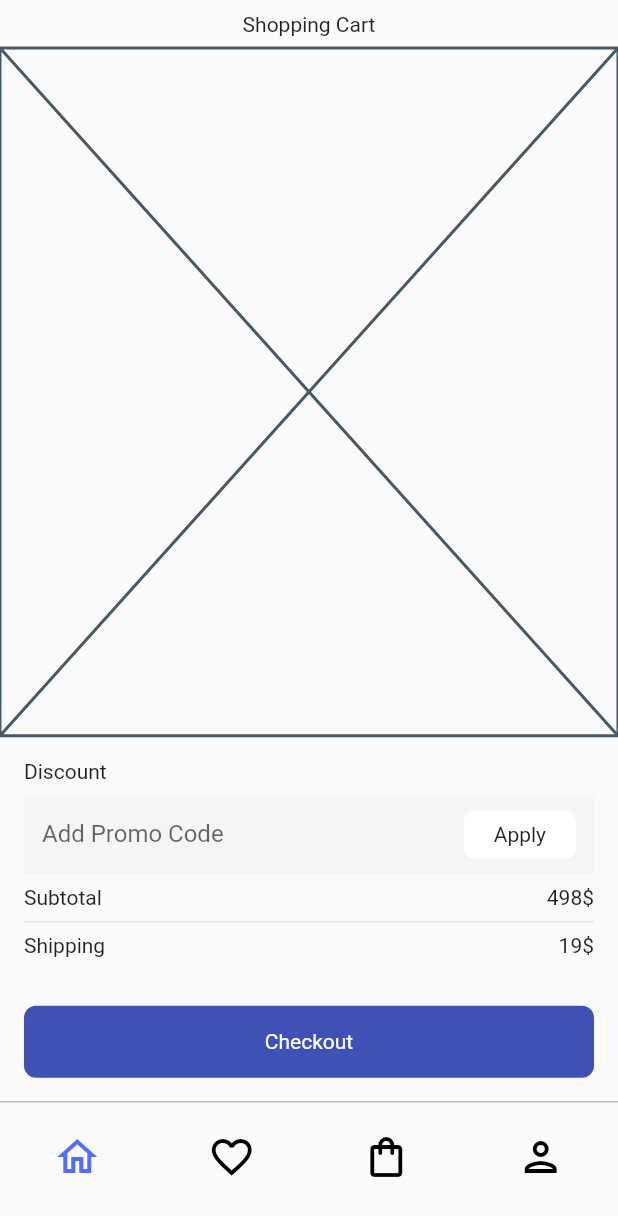
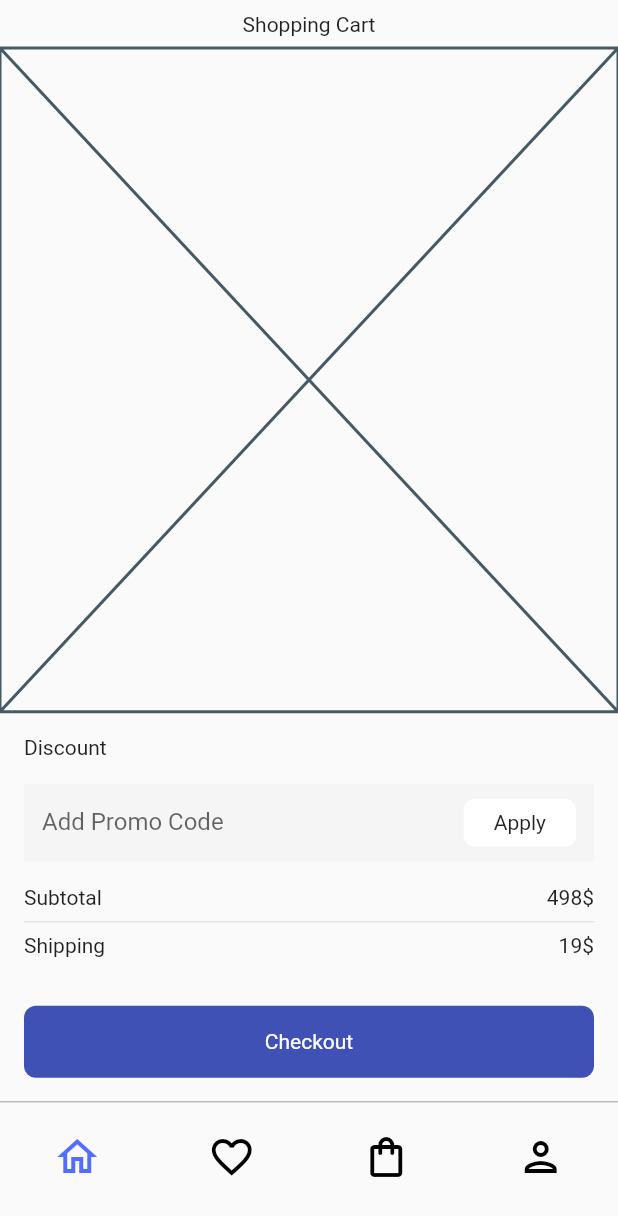
Before and after one commit to JAICHANGPARK/flutter_notebook_17th_story, a Flutter app: the screen it shows after launch, on a phone screen of 412 x 824 dp. Shown: the top 1216 px of the screen. Run offline on Flutter 3.47's test engine with Material 2 defaults, Android fonts, the phone set to English and light mode, and no system bars; our stand-ins replace badges, cached_network_image, fl_chart, flutter_riverpod, freezed_annotation, ionicons and 1 more.

Commit message:
Update furniture_main_page.dart

```diff
--- a/lib/ep1036_furniture_app/src/ui/furniture_main_page.dart
+++ b/lib/ep1036_furniture_app/src/ui/furniture_main_page.dart
@@ -27,7 +27,7 @@ class FurnitureMainPage extends ConsumerWidget {
                       crossAxisAlignment: CrossAxisAlignment.start,
                       children: [
                         const Text("Discount"),
-                        SizedBox(height: 8,),
+                        const SizedBox(height: 16,),
                         Container(
                           height: 52,
                           decoration: BoxDecoration(
@@ -45,7 +45,7 @@ class FurnitureMainPage extends ConsumerWidget {
                                 ),
                               ),
                               const SizedBox(
-                                width: 8,
+                                width: 16,
                               ),
                               Container(
                                 decoration: BoxDecoration(
@@ -58,18 +58,18 @@ class FurnitureMainPage extends ConsumerWidget {
                             ],
                           ),
                         ),
-                        SizedBox(height: 8,),
+                        const SizedBox(height: 16,),
                         Row(
                           mainAxisAlignment: MainAxisAlignment.spaceBetween,
-                          children: [
+                          children: const [
                             Text("Subtotal"),
                             Text("498\$"),
                           ],
                         ),
-                        Divider(),
+                        const Divider(),
                         Row(
                           mainAxisAlignment: MainAxisAlignment.spaceBetween,
-                          children: [
+                          children: const [
                             Text("Shipping"),
                             Text("19\$"),
                           ],
```
